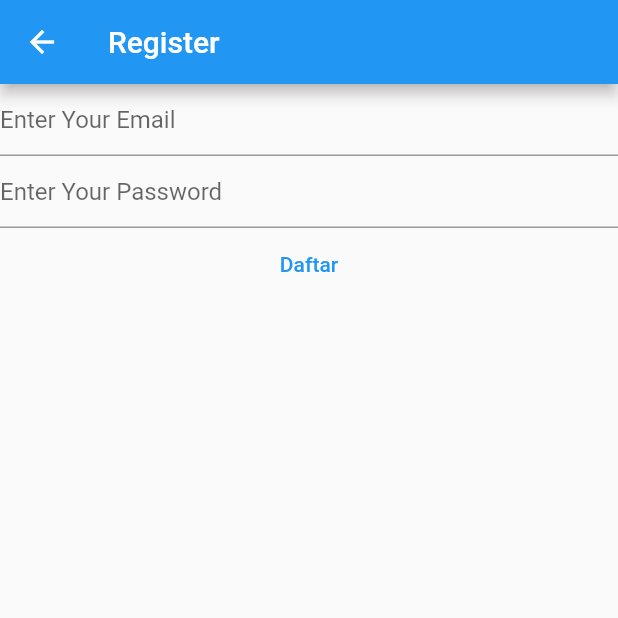
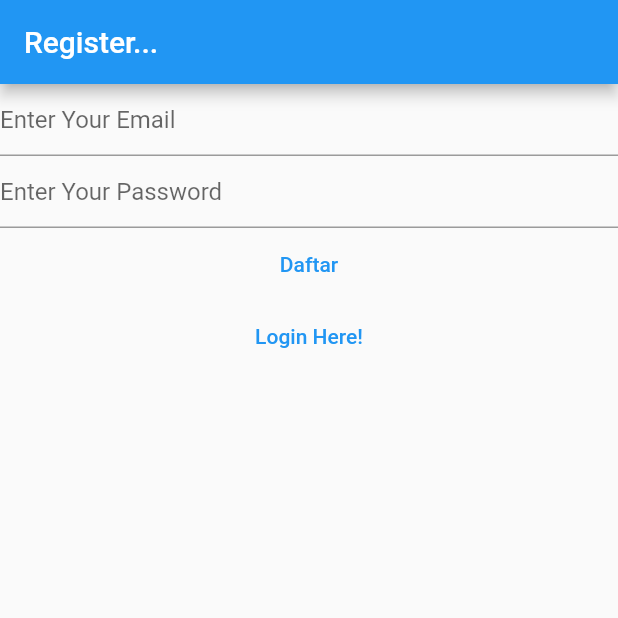
Before and after one commit to mhapiz/flutter-notesq, a Flutter app: the RegisterView screen opened directly, on a phone screen of 412 x 824 dp, the top half of it. Run offline on Flutter 3.47's test engine with Material 2 defaults, Android fonts, the phone set to English and light mode, and no system bars; our stand-ins replace firebase_auth, firebase_core; accounts and stored records are empty.

Commit message:
sudah 12 jam nih

```diff
--- a/lib/views/register_view.dart
+++ b/lib/views/register_view.dart
@@ -1,7 +1,5 @@
 import 'package:firebase_auth/firebase_auth.dart';
-import 'package:firebase_core/firebase_core.dart';
 import 'package:flutter/material.dart';
-import 'package:notesq/firebase_options.dart';
 
 class RegisterView extends StatefulWidget {
   const RegisterView({Key? key}) : super(key: key);
@@ -32,32 +30,23 @@ class _RegisterViewState extends State<RegisterView> {
   Widget build(BuildContext context) {
     return Scaffold(
       appBar: AppBar(
-        title: const Text('Register'),
+        title: const Text('Register...'),
       ),
-      body: FutureBuilder(
-        future: Firebase.initializeApp(
-          options: DefaultFirebaseOptions.currentPlatform,
-        ),
-        builder: (context, snapshot) {
-          switch (snapshot.connectionState) {
-            case ConnectionState.done:
-              return Column(
+      body: Column(
         children: [
           TextField(
             controller: _email,
             enableSuggestions: false,
             autocorrect: false,
             keyboardType: TextInputType.emailAddress,
-                    decoration:
-                        const InputDecoration(hintText: 'Enter Your Email'),
+            decoration: const InputDecoration(hintText: 'Enter Your Email'),
           ),
           TextField(
             controller: _password,
             obscureText: true,
             enableSuggestions: false,
             autocorrect: false,
-                    decoration:
-                        const InputDecoration(hintText: 'Enter Your Password'),
+            decoration: const InputDecoration(hintText: 'Enter Your Password'),
           ),
           TextButton(
             onPressed: () async {
@@ -65,8 +54,8 @@ class _RegisterViewState extends State<RegisterView> {
               final password = _password.text;
 
               try {
-                        final userCred = await FirebaseAuth.instance
-                            .createUserWithEmailAndPassword(
+                final userCred =
+                    await FirebaseAuth.instance.createUserWithEmailAndPassword(
                   email: email,
                   password: password,
                 );
@@ -86,12 +75,13 @@ class _RegisterViewState extends State<RegisterView> {
             },
             child: const Text('Daftar'),
           ),
+          TextButton(
+              onPressed: () {
+                Navigator.of(context)
+                    .pushNamedAndRemoveUntil('/login', (route) => false);
+              },
+              child: const Text('Login Here!'))
         ],
-              );
-            default:
-              return const Text('Loading...');
-          }
-        },
       ),
     );
   }
```
Also changed, not shown: lib/main.dart (+13 -15 lines), lib/views/login_view.dart (+12 -24 lines), lib/views/verify_email_view.dart (added, +29 -0 lines). Lines whose indentation alone changed are shown as unchanged.
